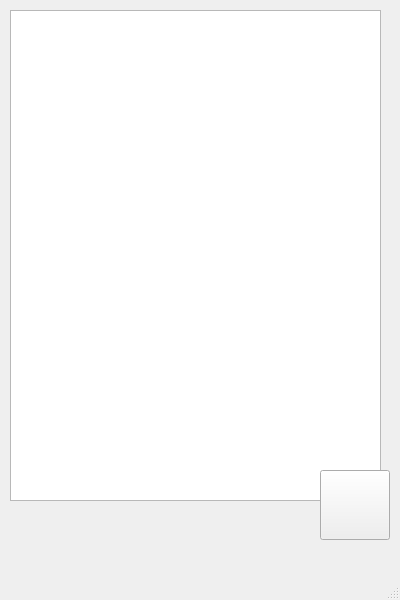
Old version of the form Address_Book/mainwindow.ui in the repository kajo12864/Address-Book.
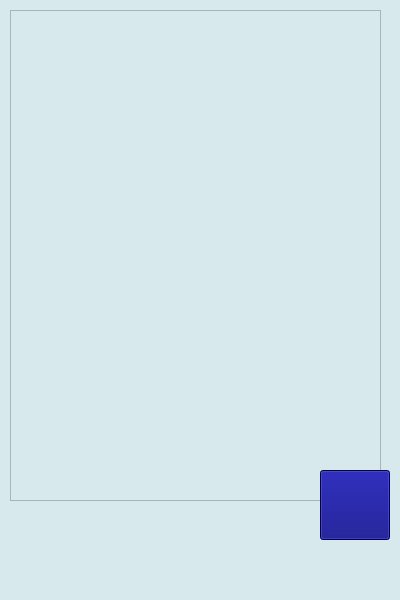
New version of the form. Icons and pictures are not drawn.

Patch:
```diff
--- a/Address_Book/mainwindow.ui
+++ b/Address_Book/mainwindow.ui
@@ -26,7 +26,7 @@
    <string>Address Book</string>
   </property>
   <property name="styleSheet">
-   <string notr="true">background-color: rgb(216, 233, 238);\n</string>
+   <string notr="true">background-color: rgb(216, 233, 238);</string>
   </property>
   <widget class="QWidget" name="centralwidget">
    <widget class="QListWidget" name="listWidget">
@@ -53,7 +53,7 @@
      </rect>
     </property>
     <property name="styleSheet">
-     <string notr="true">background-color: rgb(216, 233, 238);\n</string>
+     <string notr="true">background-color: rgb(0, 0, 127);</string>
     </property>
     <property name="text">
      <string/>
```
Left out of the diff: 2 changed lines with no effect on the pictures.
